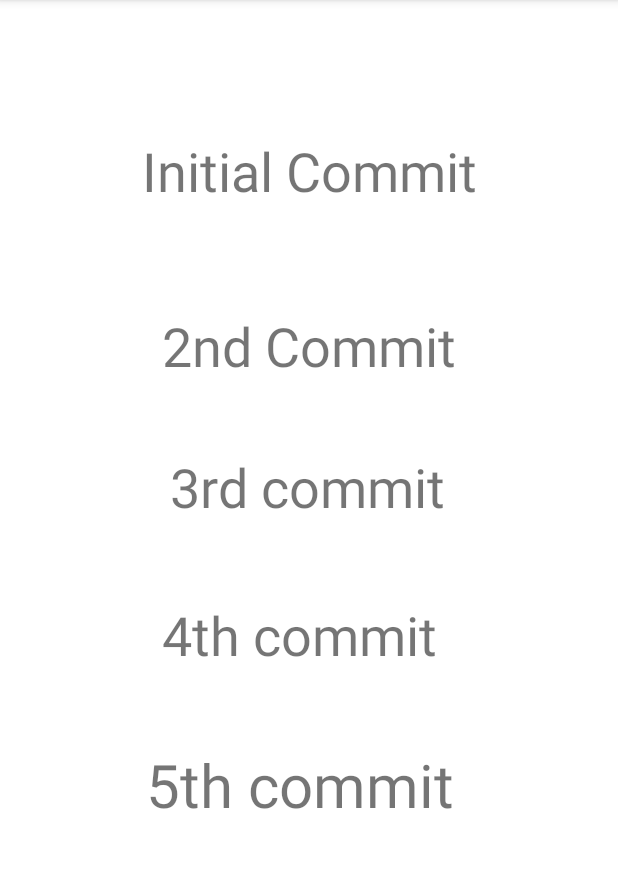
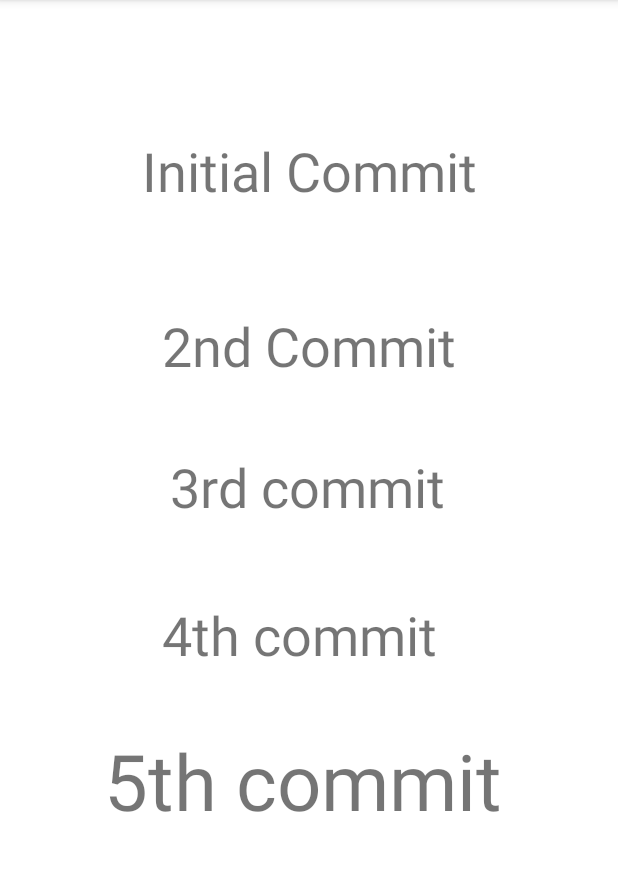
Before and after one commit to seyon-web/mad_lab3, an Android app: the screen it shows after launch (MainActivity), on a phone screen of 412 x 824 dp, the part 84-955 px from its top. Run offline under Robolectric (Android 15) with nearby library versions, the phone set to English and light mode, and no system bars.

Commit message:
7th Commit

```diff
--- a/app/src/main/res/layout/activity_main.xml
+++ b/app/src/main/res/layout/activity_main.xml
@@ -55,7 +55,7 @@
         android:layout_width="wrap_content"
         android:layout_height="wrap_content"
         android:text="@string/_5th_commit"
-        android:textSize="40sp"
+        android:textSize="52sp"
         app:layout_constraintBottom_toBottomOf="parent"
         app:layout_constraintEnd_toEndOf="parent"
         app:layout_constraintHorizontal_bias="0.471"
```
